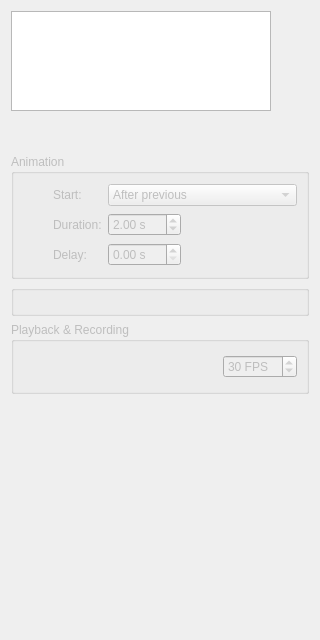
Above: modules/MovieMaker/QmitkMovieMakerView.ui from CFornari/CIDIA-GUI before the change. Below: the same form after it.
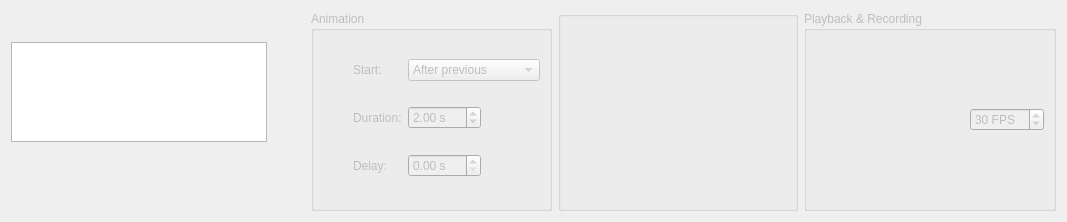
That is the form after the change. Icons and pictures are not drawn.

Diff of the .ui file:
```diff
--- a/modules/MovieMaker/QmitkMovieMakerView.ui
+++ b/modules/MovieMaker/QmitkMovieMakerView.ui
@@ -9,14 +9,14 @@
    <rect>
     <x>0</x>
     <y>0</y>
-    <width>320</width>
-    <height>640</height>
+    <width>1067</width>
+    <height>222</height>
    </rect>
   </property>
   <property name="windowTitle">
    <string>Movie Maker</string>
   </property>
-  <layout class="QVBoxLayout" name="verticalLayout_2">
+  <layout class="QHBoxLayout" name="horizontalLayout_2">
    <item>
     <layout class="QGridLayout" name="animationTreeViewLayout">
      <item row="0" column="3">
@@ -365,6 +365,12 @@
      <property name="enabled">
       <bool>false</bool>
      </property>
+     <property name="sizePolicy">
+      <sizepolicy hsizetype="Fixed" vsizetype="Preferred">
+       <horstretch>0</horstretch>
+       <verstretch>0</verstretch>
+      </sizepolicy>
+     </property>
      <property name="title">
       <string>Playback &amp;&amp; Recording</string>
      </property>
@@ -470,19 +476,6 @@
      </layout>
     </widget>
    </item>
-   <item>
-    <spacer name="verticalSpacer">
-     <property name="orientation">
-      <enum>Qt::Vertical</enum>
-     </property>
-     <property name="sizeHint" stdset="0">
-      <size>
-       <width>20</width>
-       <height>227</height>
-      </size>
-     </property>
-    </spacer>
-   </item>
   </layout>
  </widget>
  <tabstops>
```
Left out of the diff: 38 changed lines with no effect on the pictures.
